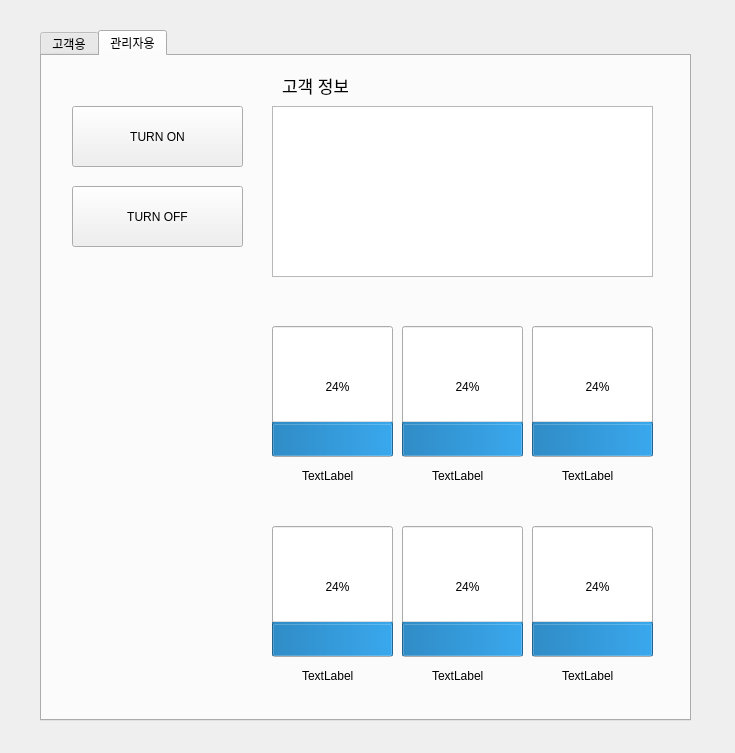
First picture: the form in src/ui/windows/cocktail_GUI.ui, repository addinedu-ros-11th/iot-repo-1, before the edit.
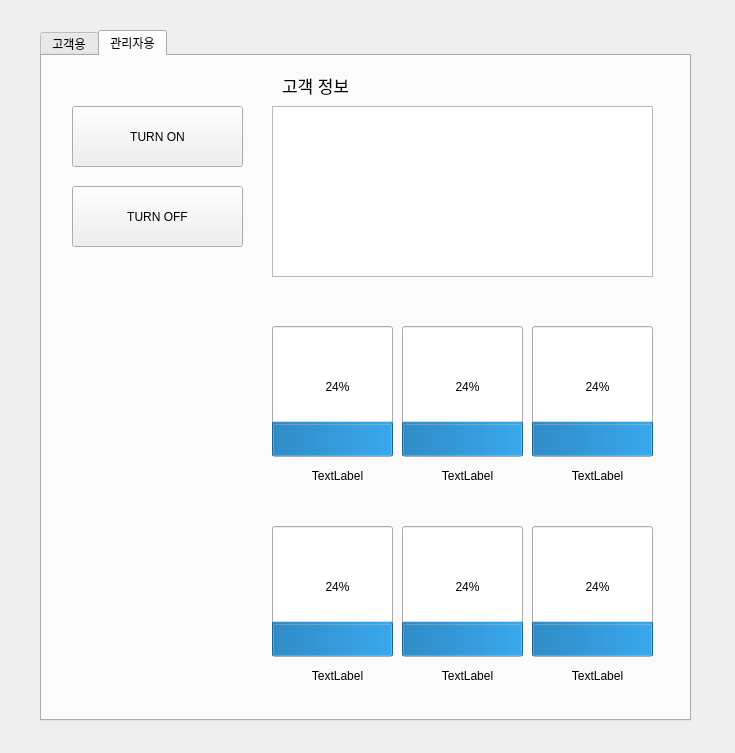
Second picture: the form after the edit. The open tabs and pages were chosen to show the change.

Diff of the .ui file:
```diff
--- a/src/ui/windows/cocktail_GUI.ui
+++ b/src/ui/windows/cocktail_GUI.ui
@@ -490,79 +490,17 @@
     <widget class="QLabel" name="cup1">
      <property name="geometry">
       <rect>
-       <x>260</x>
+       <x>240</x>
        <y>410</y>
-       <width>66</width>
+       <width>111</width>
        <height>19</height>
       </rect>
      </property>
      <property name="text">
       <string>TextLabel</string>
      </property>
-    </widget>
-    <widget class="QLabel" name="cup2">
-     <property name="geometry">
-      <rect>
-       <x>390</x>
-       <y>410</y>
-       <width>66</width>
-       <height>19</height>
-      </rect>
-     </property>
-     <property name="text">
-      <string>TextLabel</string>
-     </property>
-    </widget>
-    <widget class="QLabel" name="cup2_2">
-     <property name="geometry">
-      <rect>
-       <x>520</x>
-       <y>410</y>
-       <width>66</width>
-       <height>19</height>
-      </rect>
-     </property>
-     <property name="text">
-      <string>TextLabel</string>
-     </property>
-    </widget>
-    <widget class="QLabel" name="cup2_3">
-     <property name="geometry">
-      <rect>
-       <x>520</x>
-       <y>610</y>
-       <width>66</width>
-       <height>19</height>
-      </rect>
-     </property>
-     <property name="text">
-      <string>TextLabel</string>
-     </property>
-    </widget>
-    <widget class="QLabel" name="cup2_4">
-     <property name="geometry">
-      <rect>
-       <x>390</x>
-       <y>610</y>
-       <width>66</width>
-       <height>19</height>
-      </rect>
-     </property>
-     <property name="text">
-      <string>TextLabel</string>
-     </property>
-    </widget>
-    <widget class="QLabel" name="cup1_2">
-     <property name="geometry">
-      <rect>
-       <x>260</x>
-       <y>610</y>
-       <width>66</width>
-       <height>19</height>
-      </rect>
-     </property>
-     <property name="text">
-      <string>TextLabel</string>
+     <property name="alignment">
+      <set>Qt::AlignCenter</set>
      </property>
     </widget>
     <widget class="QLabel" name="label">
@@ -661,6 +599,86 @@
       <string/>
      </property>
     </widget>
+    <widget class="QLabel" name="cup2">
+     <property name="geometry">
+      <rect>
+       <x>370</x>
+       <y>410</y>
+       <width>111</width>
+       <height>19</height>
+      </rect>
+     </property>
+     <property name="text">
+      <string>TextLabel</string>
+     </property>
+     <property name="alignment">
+      <set>Qt::AlignCenter</set>
+     </property>
+    </widget>
+    <widget class="QLabel" name="cup3">
+     <property name="geometry">
+      <rect>
+       <x>500</x>
+       <y>410</y>
+       <width>111</width>
+       <height>19</height>
+      </rect>
+     </property>
+     <property name="text">
+      <string>TextLabel</string>
+     </property>
+     <property name="alignment">
+      <set>Qt::AlignCenter</set>
+     </property>
+    </widget>
+    <widget class="QLabel" name="cup6">
+     <property name="geometry">
+      <rect>
+       <x>500</x>
+       <y>610</y>
+       <width>111</width>
+       <height>19</height>
+      </rect>
+     </property>
+     <property name="text">
+      <string>TextLabel</string>
+     </property>
+     <property name="alignment">
+      <set>Qt::AlignCenter</set>
+     </property>
+    </widget>
+    <widget class="QLabel" name="cup5">
+     <property name="geometry">
+      <rect>
+       <x>370</x>
+       <y>610</y>
+       <width>111</width>
+       <height>19</height>
+      </rect>
+     </property>
+     <property name="text">
+      <string>TextLabel</string>
+     </property>
+     <property name="alignment">
+      <set>Qt::AlignCenter</set>
+     </property>
+    </widget>
+    <widget class="QLabel" name="cup4">
+     <property name="geometry">
+      <rect>
+       <x>240</x>
+       <y>610</y>
+       <width>111</width>
+       <height>19</height>
+      </rect>
+     </property>
+     <property name="text">
+      <string>TextLabel</string>
+     </property>
+     <property name="alignment">
+      <set>Qt::AlignCenter</set>
+     </property>
+    </widget>
    </widget>
   </widget>
  </widget>
```
Left out of the diff: 2 changed lines with no effect on the pictures.
